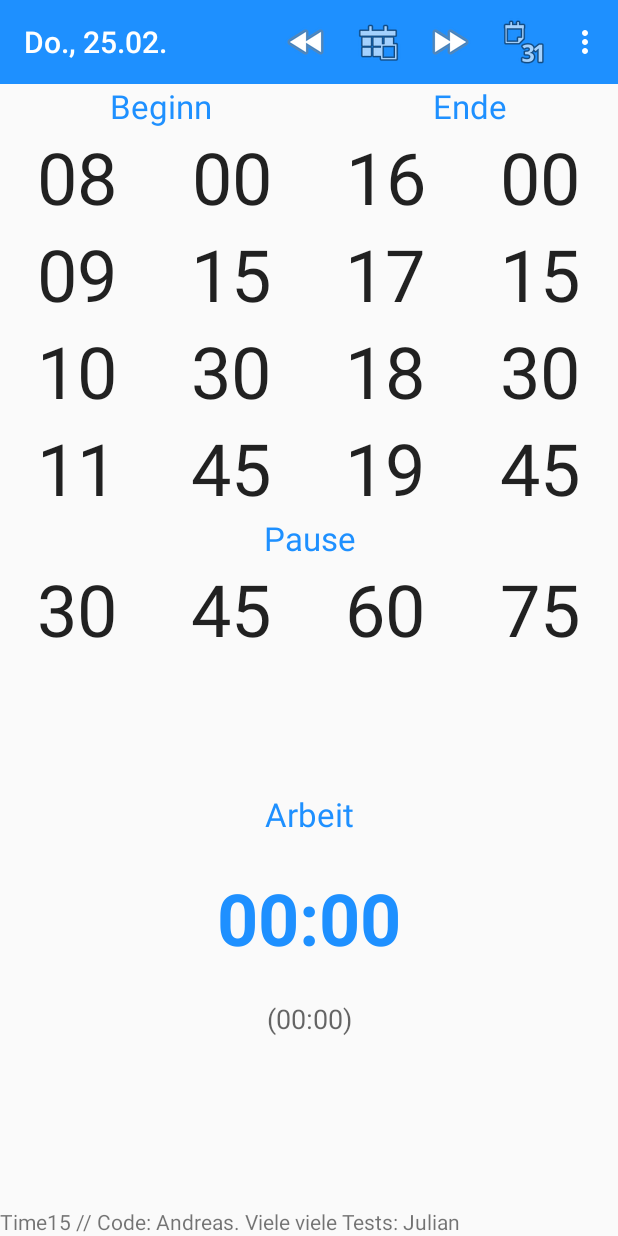
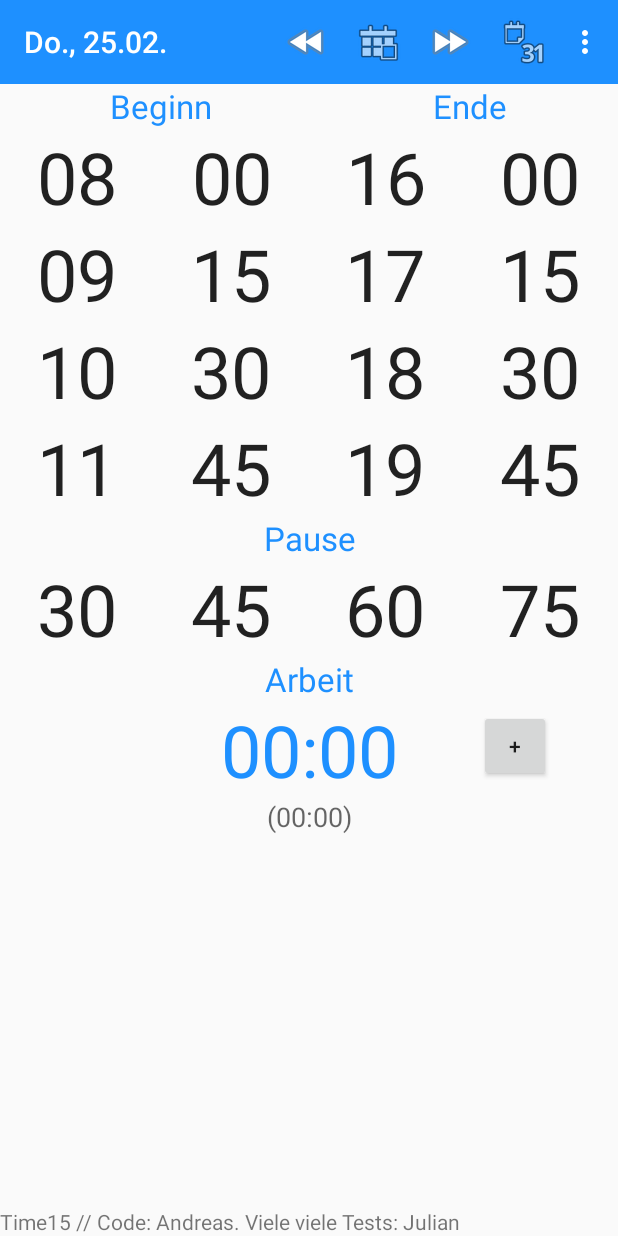
Before and after one commit to AndyCooler/github-time15, an Android app: the screen it shows after launch (MainActivity), on a phone screen of 412 x 824 dp. Run offline under Robolectric (Android 15) with nearby library versions, the phone set to English and light mode, and no system bars.

Commit message:
main layout preparation for multiple tasks per day

```diff
--- a/app/src/main/res/layout/activity_main.xml
+++ b/app/src/main/res/layout/activity_main.xml
@@ -311,9 +311,22 @@
         </LinearLayout>
 
         <LinearLayout
+            android:orientation="horizontal"
+            android:layout_width="match_parent"
+            android:layout_height="wrap_content"
+            android:gravity="fill_vertical">
+
+            <LinearLayout
                 android:orientation="vertical"
-            android:layout_width="match_parent"
-            android:layout_height="match_parent">
+                android:layout_width="0dp"
+                android:layout_height="match_parent"
+                android:layout_weight="1"></LinearLayout>
+
+            <LinearLayout
+                android:orientation="vertical"
+                android:layout_width="0dp"
+                android:layout_height="match_parent"
+                android:layout_weight="1">
 
                 <TextView
                     android:layout_width="fill_parent"
@@ -334,7 +347,6 @@
                     android:text="00:00"
                     android:id="@+id/total"
                     android:textSize="48sp"
-                android:textStyle="bold"
                     android:gravity="center"
                     android:layout_weight="2"
                     android:textColor="#1E90FF" />
@@ -348,15 +360,47 @@
                     android:layout_weight="4"
                     android:gravity="top|center_horizontal" />
 
+            </LinearLayout>
+
+            <LinearLayout
+                android:orientation="vertical"
+                android:layout_width="0dp"
+                android:layout_height="match_parent"
+                android:layout_weight="1"
+                android:gravity="center">
+
+                <Button
+                    style="?android:attr/buttonStyleSmall"
+                    android:layout_width="wrap_content"
+                    android:layout_height="wrap_content"
+                    android:text="+"
+                    android:id="@+id/button2" />
+            </LinearLayout>
+
+        </LinearLayout>
+
+        <LinearLayout
+            android:orientation="horizontal"
+            android:layout_width="match_parent"
+            android:layout_height="match_parent">
+
+            <LinearLayout
+                android:orientation="vertical"
+                android:layout_width="match_parent"
+                android:layout_height="match_parent"
+                android:gravity="bottom">
+
                 <TextView
                     android:layout_width="fill_parent"
                     android:layout_height="wrap_content"
                     android:textAppearance="?android:attr/textAppearanceSmall"
                     android:text="Time15 // Code: Andreas. Viele viele Tests: Julian"
                     android:id="@+id/autor"
-                android:gravity="bottom"
-                android:layout_weight="1" />
+                    android:gravity="bottom" />
             </LinearLayout>
+
+        </LinearLayout>
+
     </LinearLayout>
 
 </RelativeLayout>
```
Lines whose indentation alone changed are shown as unchanged.
